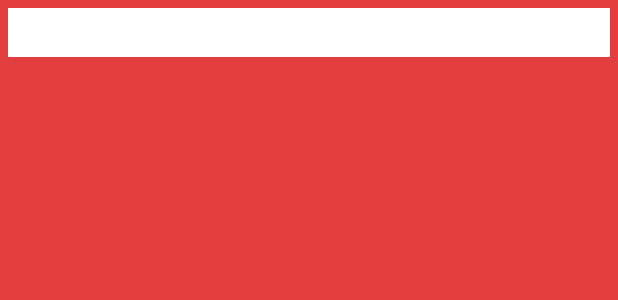
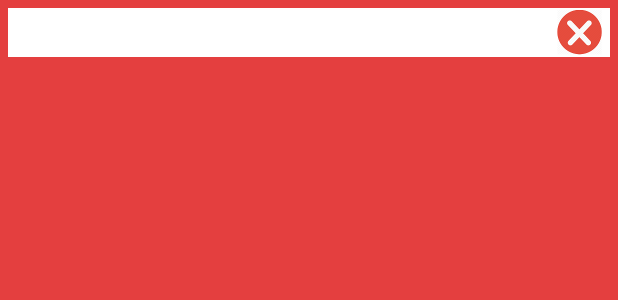
Before and after one commit to Zhenande/QuanLy, an Android app: the layout list_item_table_number.xml on its own in the app's theme, with its tools: preview values and no code run, on a phone screen of 412 x 824 dp. Shown: the top 300 px of the screen. Run offline under Robolectric (Android 15) with nearby library versions, the phone set to English and light mode, and no system bars.

Commit message:
Update new layout of Order of Cook

```diff
--- a/app/src/main/AndroidManifest.xml
+++ b/app/src/main/AndroidManifest.xml
@@ -30,7 +30,7 @@
                 <category android:name="android.intent.category.LAUNCHER" />
             </intent-filter>
         </activity>
-        <activity android:name=".OrderDetailActivity" />
+        <activity android:name=".BillDetailActivity" />
         <activity android:name=".MainActivity" />
         <activity android:name=".EmployeeDetailActivity" />
         <activity android:name=".FoodDetailActivity" />
--- a/app/src/main/java/adapter/CookFoodAdapter.java
+++ b/app/src/main/java/adapter/CookFoodAdapter.java
@@ -57,6 +57,8 @@ public class CookFoodAdapter extends CheckableChildRecyclerViewAdapter<TableView
     @Override
     public void onBindGroupViewHolder(TableViewHolder holder, int flatPosition, ExpandableGroup group) {
         holder.setTxtTableNumber(group);
+        holder.setTxtTableTime(group);
+        holder.setImgStatusTable(group);
     }
 
     @Override
--- a/app/src/main/java/fragment/BillFragment.java
+++ b/app/src/main/java/fragment/BillFragment.java
@@ -36,8 +36,6 @@ import com.tsongkha.spinnerdatepicker.DatePicker;
 import com.tsongkha.spinnerdatepicker.DatePickerDialog;
 import com.tsongkha.spinnerdatepicker.SpinnerDatePickerDialogBuilder;
 
-import org.w3c.dom.Document;
-
 import java.text.ParseException;
 import java.text.SimpleDateFormat;
 import java.util.ArrayList;
@@ -50,7 +48,7 @@ import adapter.BillListAdapter;
 import butterknife.BindView;
 import butterknife.ButterKnife;
 import constants.QuanLyConstants;
-import manhquan.khoaluan_quanly.OrderDetailActivity;
+import manhquan.khoaluan_quanly.BillDetailActivity;
 import manhquan.khoaluan_quanly.R;
 import model.Bill;
 
@@ -472,7 +470,7 @@ public class BillFragment extends Fragment implements View.OnClickListener, Date
 
     @Override
     public void onItemClick(AdapterView<?> parent, View view, int position, long id) {
-        Intent i = new Intent(view.getContext(), OrderDetailActivity.class);
+        Intent i = new Intent(view.getContext(), BillDetailActivity.class);
         i.putExtra(QuanLyConstants.TABLE_ORDER_ID,listShow.get(position-1).getId());
         startActivity(i);
     }
--- a/app/src/main/java/model/TableModel.java
+++ b/app/src/main/java/model/TableModel.java
@@ -8,11 +8,6 @@ public class TableModel {
 
     private String tableNumber;
     private boolean isAvailable;
-
-    public TableModel(String tableNumber, boolean isAvailable) {
-        this.tableNumber = tableNumber;
-        this.isAvailable = isAvailable;
-    }
 
     public TableModel() {
     }
--- a/app/src/main/res/layout/activity_order_detail.xml
+++ b/app/src/main/res/layout/activity_order_detail.xml
@@ -4,7 +4,7 @@
     android:orientation="vertical"
     android:layout_width="match_parent"
     android:layout_height="match_parent"
-    tools:context="manhquan.khoaluan_quanly.OrderDetailActivity">
+    tools:context="manhquan.khoaluan_quanly.BillDetailActivity">
 
     <LinearLayout
         android:orientation="horizontal"
--- a/app/src/main/res/layout/list_item_table_number.xml
+++ b/app/src/main/res/layout/list_item_table_number.xml
@@ -1,6 +1,6 @@
 <?xml version="1.0" encoding="utf-8"?>
 <LinearLayout xmlns:android="http://schemas.android.com/apk/res/android"
-    android:orientation="vertical"
+    android:orientation="horizontal"
     android:background="@color/white"
     android:layout_margin="5dp"
     android:layout_width="match_parent"
@@ -9,8 +9,24 @@
     <TextView
         android:id="@+id/list_item_table_number"
         style="@style/TextBlack"
+        android:layout_weight="1"
         android:textSize="24sp"
-        android:layout_width="wrap_content"
+        android:layout_width="0dp"
         android:layout_height="wrap_content" />
 
+    <TextView
+        android:id="@+id/list_item_table_time"
+        style="@style/TextBlack"
+        android:layout_weight="1"
+        android:textSize="24sp"
+        android:layout_width="0dp"
+        android:layout_height="wrap_content" />
+
+    <ImageView
+        android:id="@+id/list_item_table_status"
+        android:src="@drawable/ic_not_done"
+        android:layout_marginEnd="5dp"
+        android:layout_width="30dp"
+        android:layout_height="32dp" />
+
 </LinearLayout>
--- a/app/src/main/res/values/strings.xml
+++ b/app/src/main/res/values/strings.xml
@@ -199,4 +199,7 @@
     <!--===============================Food Fragment=============================================-->
     <string name="food_frag_error_no_food">You have not choose any food</string>
 
+    <!--===============================Order Fragment=============================================-->
+    <string name="order_frag_no_checked">You have not check any food</string>
+
 </resources>
```
Also changed, not shown: app/src/main/java/adapter/GridListViewAdapter.java (+2 -6 lines), app/src/main/java/adapter/NotificationAdapter.java (+43 -0 lines), app/src/main/java/manhquan/khoaluan_quanly/BillDetailActivity.java (renamed from app/src/main/java/manhquan/khoaluan_quanly/OrderDetailActivity.java, +8 -9 lines), app/src/main/java/manhquan/khoaluan_quanly/OrderFragment.java (+74 -20 lines), app/src/main/java/model/CookFood.java (+11 -2 lines), app/src/main/res/drawable/ic_done.png (added), app/src/main/res/drawable/ic_not_done.png (added), 1 other file.
